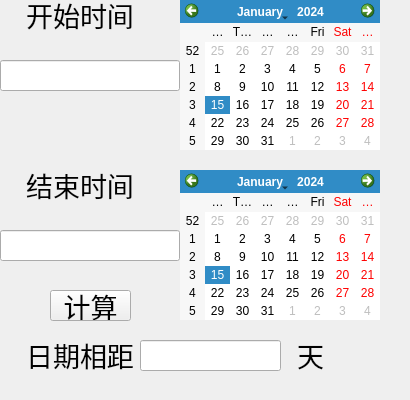
Above: ui/date_count_ui.ui from carreralkn/mycalculator before the change. Below: the same form after it.
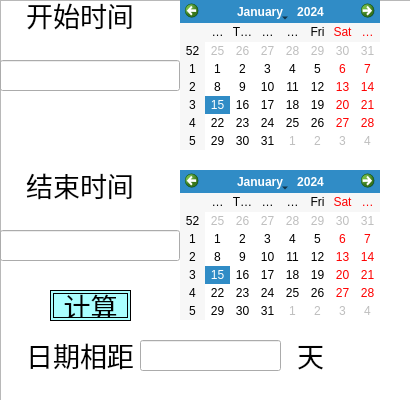
That is the form after the change. Icons and pictures are not drawn.

Patch:
```diff
--- a/ui/date_count_ui.ui
+++ b/ui/date_count_ui.ui
@@ -183,6 +183,10 @@
      <pointsize>20</pointsize>
     </font>
    </property>
+   <property name="styleSheet">
+    <string notr="true">background-color: rgb(170, 255, 255);
+border: 4px double ;</string>
+   </property>
    <property name="text">
     <string>计算</string>
    </property>
@@ -209,6 +213,30 @@
     <set>Qt::AlignCenter</set>
    </property>
   </widget>
+  <widget class="QListView" name="listView">
+   <property name="geometry">
+    <rect>
+     <x>0</x>
+     <y>0</y>
+     <width>411</width>
+     <height>401</height>
+    </rect>
+   </property>
+   <property name="styleSheet">
+    <string notr="true">border-image: url(:/newPrefix/background2.jpg);</string>
+   </property>
+  </widget>
+  <zorder>listView</zorder>
+  <zorder>label</zorder>
+  <zorder>calendarWidget</zorder>
+  <zorder>lineEdit</zorder>
+  <zorder>lineEdit_2</zorder>
+  <zorder>label_2</zorder>
+  <zorder>calendarWidget_2</zorder>
+  <zorder>label_3</zorder>
+  <zorder>lineEdit_3</zorder>
+  <zorder>pushButton</zorder>
+  <zorder>label_4</zorder>
  </widget>
  <resources/>
  <connections/>
```
Left out of the diff: 4 changed lines with no effect on the pictures.
